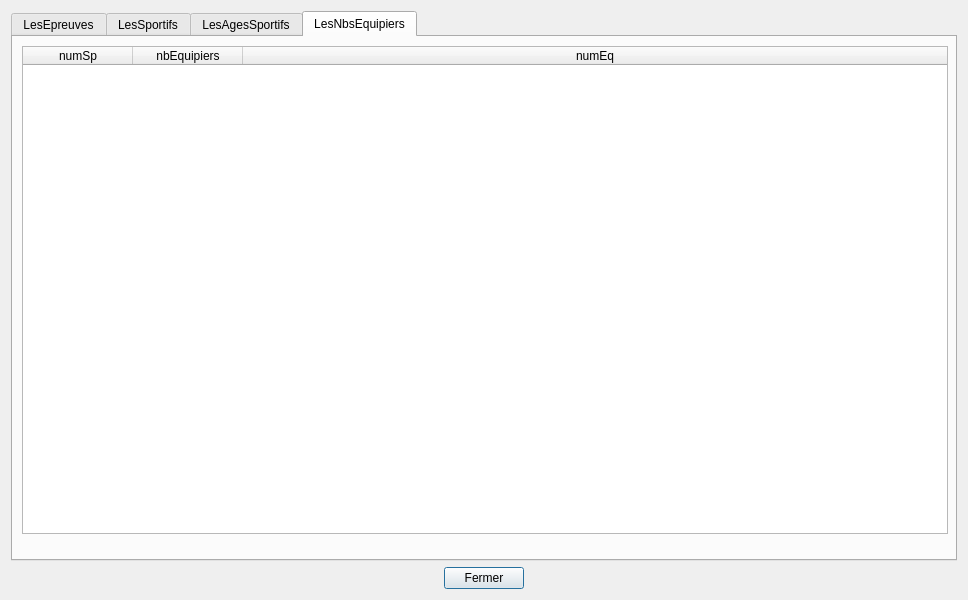
Before: the Qt Designer form gui/v1_tablesData.ui in NewYards/CEBD_JO, drawn with Qt 5.
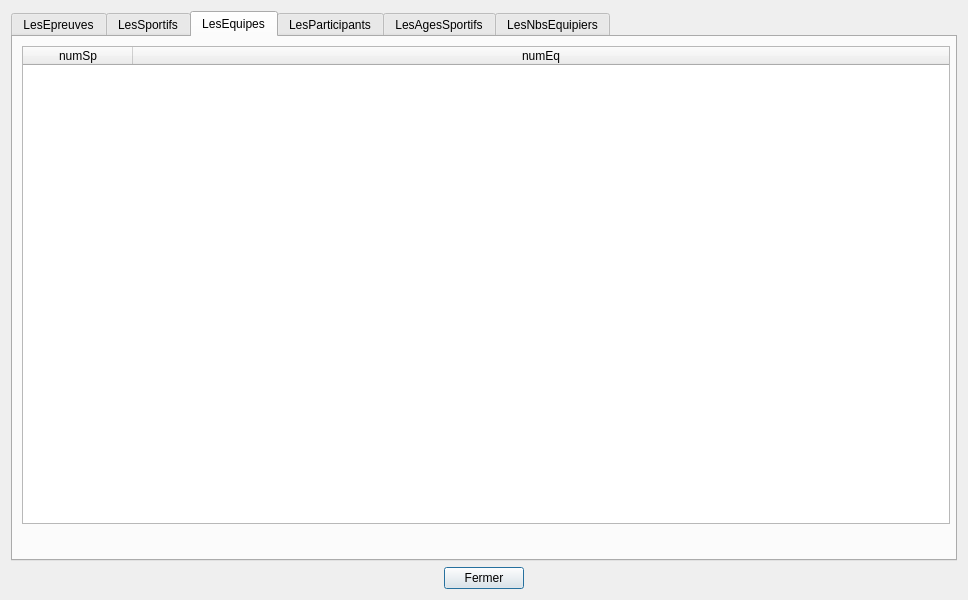
After: the same form once the commit is applied.

Commit message: Partie 1: Travail sur la BD: 1.3a : modifier la lecture du fichier Excel pour lire l'ensemble des données et les intégrer dans le schéma de la BD V1 TODO 1.3 : modifier pour afficher les nouveaux éléments (il faut aussi changer le fichier .ui correspondant)

The edit to the form file:
```diff
--- a/gui/v1_tablesData.ui
+++ b/gui/v1_tablesData.ui
@@ -29,7 +29,7 @@
    <item>
     <widget class="QTabWidget" name="tabWidget">
      <property name="currentIndex">
-      <number>3</number>
+      <number>2</number>
      </property>
      <widget class="QWidget" name="tabEpreuves">
       <attribute name="title">
@@ -283,6 +283,186 @@
        </item>
       </layout>
      </widget>
+     <widget class="QWidget" name="tabEquipes">
+      <attribute name="title">
+       <string>LesEquipes</string>
+      </attribute>
+      <widget class="QTableWidget" name="tableEquipes">
+       <property name="geometry">
+        <rect>
+         <x>9</x>
+         <y>9</y>
+         <width>928</width>
+         <height>478</height>
+        </rect>
+       </property>
+       <attribute name="horizontalHeaderMinimumSectionSize">
+        <number>50</number>
+       </attribute>
+       <attribute name="horizontalHeaderDefaultSectionSize">
+        <number>110</number>
+       </attribute>
+       <attribute name="horizontalHeaderStretchLastSection">
+        <bool>true</bool>
+       </attribute>
+       <attribute name="verticalHeaderVisible">
+        <bool>false</bool>
+       </attribute>
+       <column>
+        <property name="text">
+         <string>numSp</string>
+        </property>
+       </column>
+       <column>
+        <property name="text">
+         <string>numEq</string>
+        </property>
+       </column>
+      </widget>
+      <widget class="QLabel" name="label_equipes">
+       <property name="geometry">
+        <rect>
+         <x>9</x>
+         <y>493</y>
+         <width>928</width>
+         <height>16</height>
+        </rect>
+       </property>
+       <property name="palette">
+        <palette>
+         <active>
+          <colorrole role="WindowText">
+           <brush brushstyle="SolidPattern">
+            <color alpha="255">
+             <red>255</red>
+             <green>0</green>
+             <blue>0</blue>
+            </color>
+           </brush>
+          </colorrole>
+         </active>
+         <inactive>
+          <colorrole role="WindowText">
+           <brush brushstyle="SolidPattern">
+            <color alpha="255">
+             <red>255</red>
+             <green>0</green>
+             <blue>0</blue>
+            </color>
+           </brush>
+          </colorrole>
+         </inactive>
+         <disabled>
+          <colorrole role="WindowText">
+           <brush brushstyle="SolidPattern">
+            <color alpha="255">
+             <red>120</red>
+             <green>120</green>
+             <blue>120</blue>
+            </color>
+           </brush>
+          </colorrole>
+         </disabled>
+        </palette>
+       </property>
+       <property name="text">
+        <string/>
+       </property>
+       <property name="alignment">
+        <set>Qt::AlignCenter</set>
+       </property>
+      </widget>
+     </widget>
+     <widget class="QWidget" name="tabParticipants">
+      <attribute name="title">
+       <string>LesParticipants</string>
+      </attribute>
+      <widget class="QTableWidget" name="tableParticipants">
+       <property name="geometry">
+        <rect>
+         <x>9</x>
+         <y>9</y>
+         <width>928</width>
+         <height>478</height>
+        </rect>
+       </property>
+       <attribute name="horizontalHeaderMinimumSectionSize">
+        <number>50</number>
+       </attribute>
+       <attribute name="horizontalHeaderDefaultSectionSize">
+        <number>110</number>
+       </attribute>
+       <attribute name="horizontalHeaderStretchLastSection">
+        <bool>true</bool>
+       </attribute>
+       <attribute name="verticalHeaderVisible">
+        <bool>false</bool>
+       </attribute>
+       <column>
+        <property name="text">
+         <string>numIns</string>
+        </property>
+       </column>
+       <column>
+        <property name="text">
+         <string>numEp</string>
+        </property>
+       </column>
+      </widget>
+      <widget class="QLabel" name="label_participants">
+       <property name="geometry">
+        <rect>
+         <x>9</x>
+         <y>493</y>
+         <width>928</width>
+         <height>16</height>
+        </rect>
+       </property>
+       <property name="palette">
+        <palette>
+         <active>
+          <colorrole role="WindowText">
+           <brush brushstyle="SolidPattern">
+            <color alpha="255">
+             <red>255</red>
+             <green>0</green>
+             <blue>0</blue>
+            </color>
+           </brush>
+          </colorrole>
+         </active>
+         <inactive>
+          <colorrole role="WindowText">
+           <brush brushstyle="SolidPattern">
+            <color alpha="255">
+             <red>255</red>
+             <green>0</green>
+             <blue>0</blue>
+            </color>
+           </brush>
+          </colorrole>
+         </inactive>
+         <disabled>
+          <colorrole role="WindowText">
+           <brush brushstyle="SolidPattern">
+            <color alpha="255">
+             <red>120</red>
+             <green>120</green>
+             <blue>120</blue>
+            </color>
+           </brush>
+          </colorrole>
+         </disabled>
+        </palette>
+       </property>
+       <property name="text">
+        <string/>
+       </property>
+       <property name="alignment">
+        <set>Qt::AlignCenter</set>
+       </property>
+      </widget>
+     </widget>
      <widget class="QWidget" name="tabLesAgesSportifs">
       <attribute name="title">
        <string>LesAgesSportifs</string>
@@ -398,11 +578,6 @@
        <attribute name="verticalHeaderVisible">
         <bool>false</bool>
        </attribute>
-       <column>
-        <property name="text">
-         <string>numSp</string>
-        </property>
-       </column>
        <column>
         <property name="text">
          <string>nbEquipiers</string>
```
Left out of the diff: 46 changed lines with no effect on the pictures. The commit also changes 4 other files.
